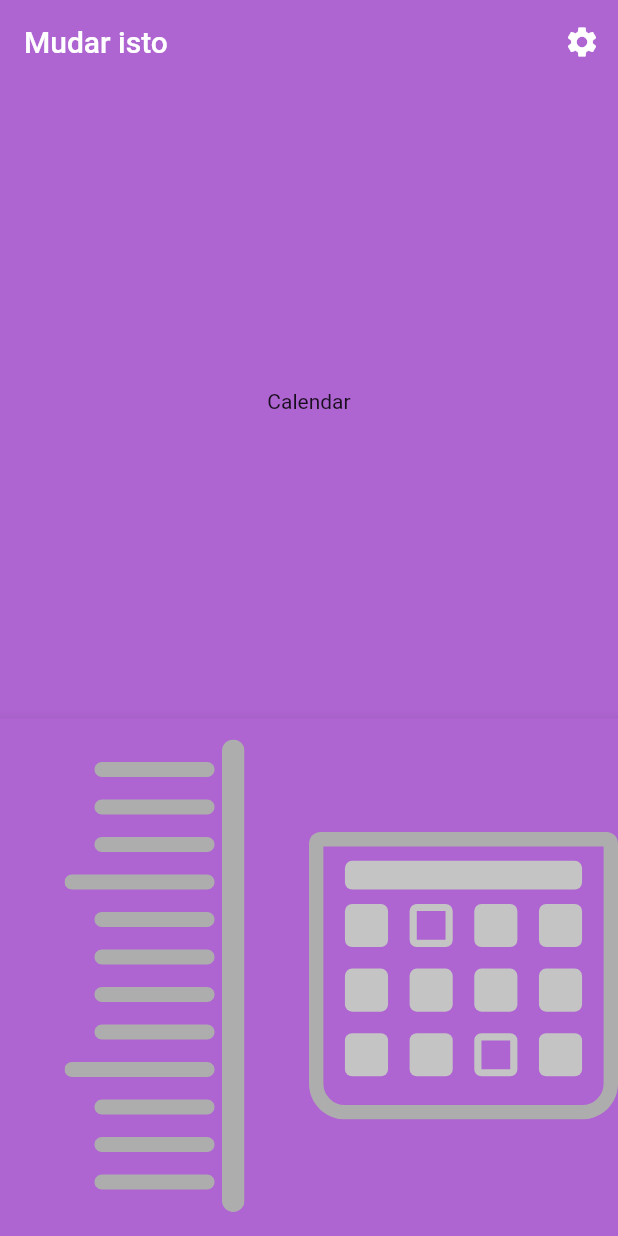
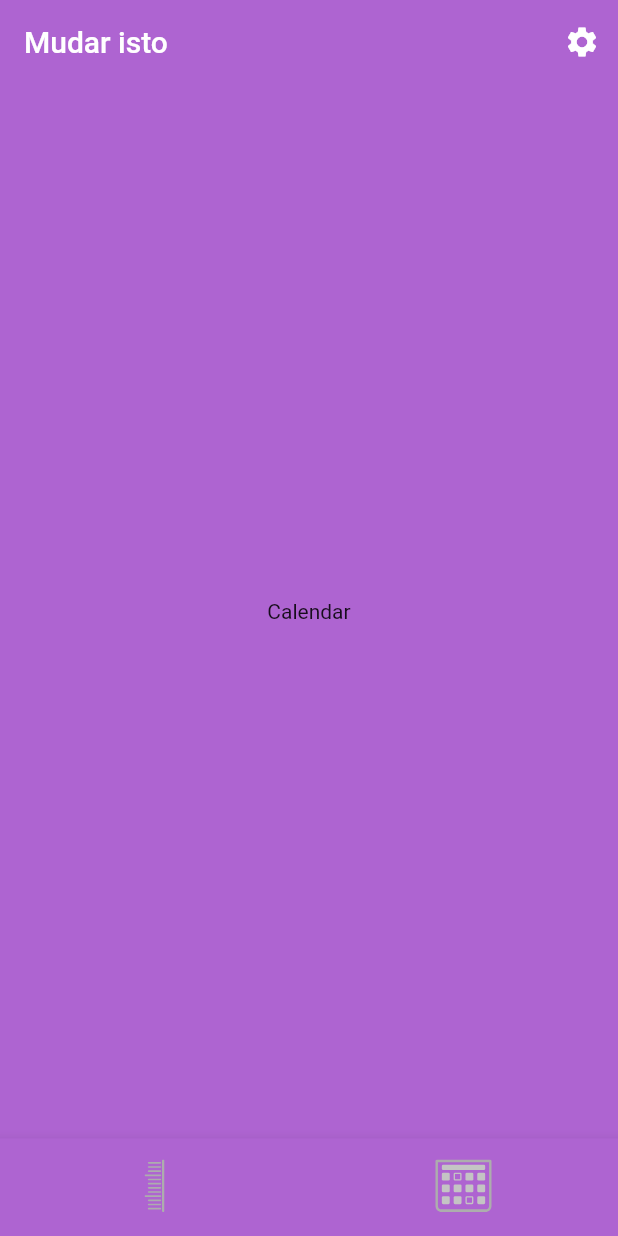
Before and after one commit to DavidCarvalhido/zona-temporis-app-flutter, a Flutter app: the screen it shows after launch, item 2 of the bottom bar chosen, on a phone screen of 412 x 824 dp. Run offline on Flutter 3.47's test engine with Material 2 defaults, Android fonts, the light colour scheme and no system bars; our stand-ins replace flutter_svg; missing offline and left inert: quick_actions; generated files the repository leaves out were written again.

Commit message:
resized the bottom bar icons

```diff
--- a/lib/components/navigation_bottom_bar.dart
+++ b/lib/components/navigation_bottom_bar.dart
@@ -62,15 +62,16 @@ class _NavigationBottomBarState extends State<NavigationBottomBar> {
         fixedColor: Colors.white,
         items: <BottomNavigationBarItem>[
           BottomNavigationBarItem(
-            //-- A app funciona, mas os icones não aparecem
-            icon: SvgPicture.asset('lib/assets/meter_icon.svg'),
-            //icon: Icon(Icons.home),
-            label: '', //sem texto por baixo dos icones no bottom navigation bar
+            icon: SvgPicture.asset('lib/assets/meter_icon.svg',
+              height: 35.0,
+            ),
+            label: '',
           ),
           BottomNavigationBarItem(
-            icon: SvgPicture.asset('lib/assets/calendar_icon.svg'),
-            //icon: Icon(Icons.edit_calendar),
-            label: '', //sem texto por baixo dos icones no bottom navigation bar
+            icon: SvgPicture.asset('lib/assets/calendar_icon.svg',
+              height: 35.0,
+            ),
+            label: '',
           ),
         ],
         currentIndex: _selectedIndex,
```
